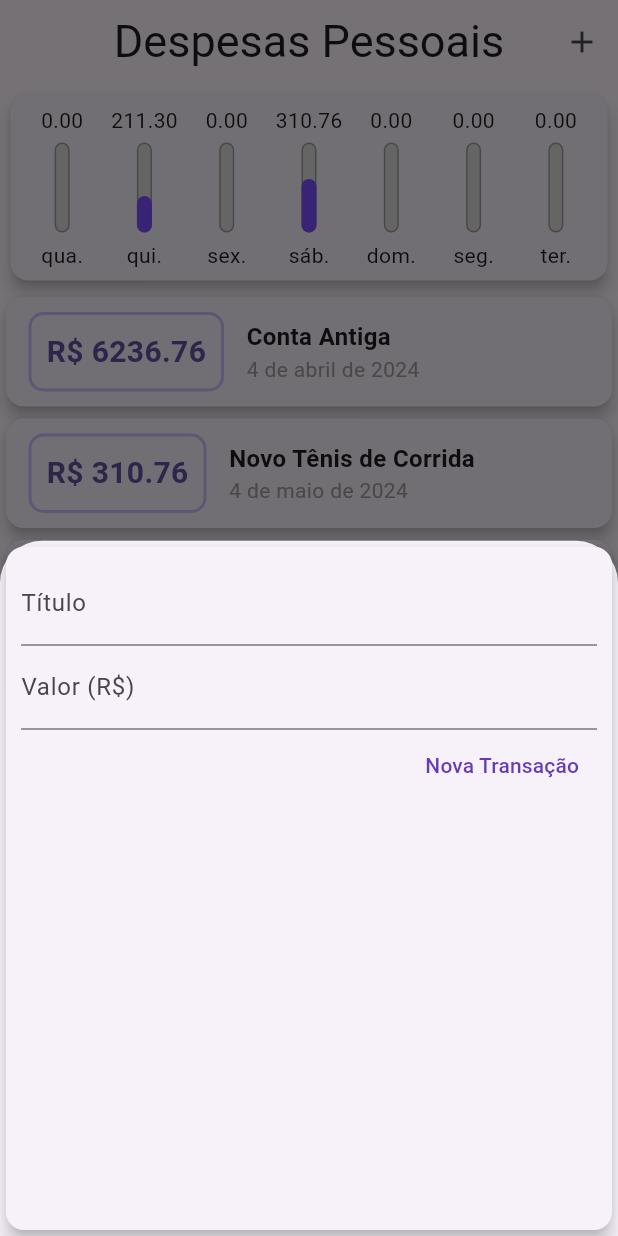
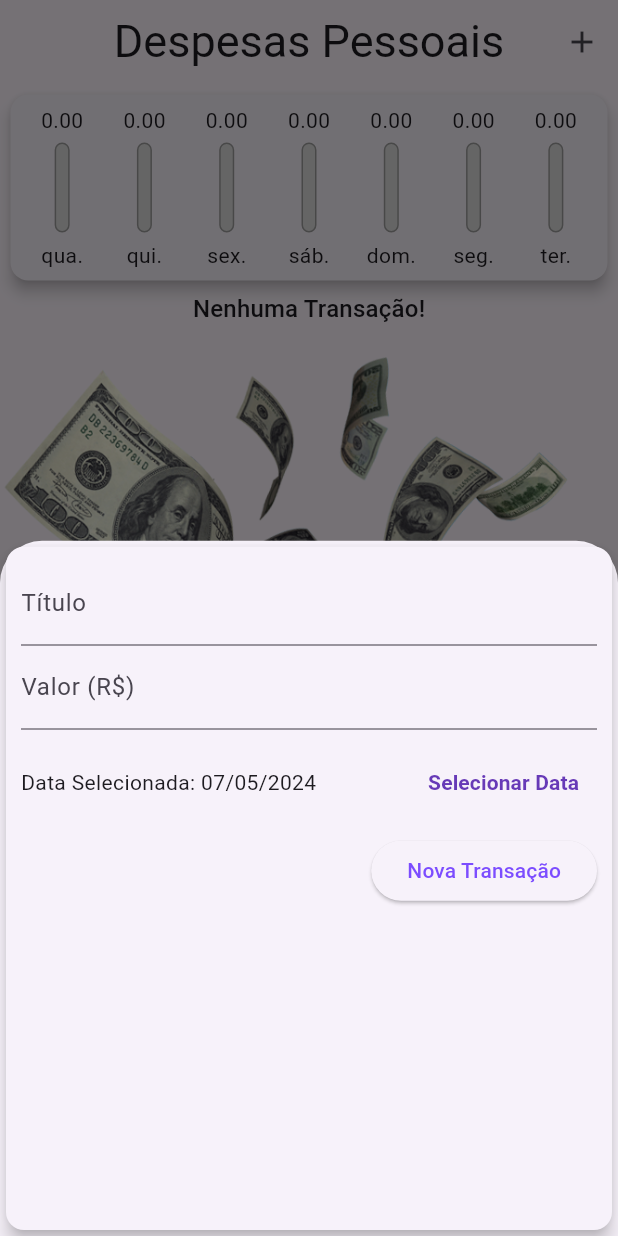
Before and after one commit to franklinrosa/Despesas_Pessoais, a Flutter app: the screen it shows after launch, after a tap on the "add" icon, on a phone screen of 412 x 824 dp. Run offline on Flutter 3.47's test engine with Material 3 defaults, Android fonts, the phone set to English and light mode, and no system bars; Roboto replaces fonts that are missing (Rocker).

Commit message:
atualizacao1 06/05/24

```diff
--- a/expenses/lib/components/components/chart_bar.dart
+++ b/expenses/lib/components/components/chart_bar.dart
@@ -1,5 +1,4 @@
 import 'package:flutter/material.dart';
-import 'package:flutter/widgets.dart';
 
 class ChartBar extends StatelessWidget {
   final String? label;
@@ -17,9 +16,12 @@ class ChartBar extends StatelessWidget {
   Widget build(BuildContext context) {
     return Column(
       children: [
-        FittedBox(
-          child: Text(
-            value!.toStringAsFixed(2),
+        SizedBox(
+          height: 20,
+          child: FittedBox(
+            child: Text(
+              value!.toStringAsFixed(2),
+            ),
           ),
         ),
         const SizedBox(height: 5),
--- a/expenses/lib/components/transaction_form.dart
+++ b/expenses/lib/components/transaction_form.dart
@@ -1,7 +1,8 @@
 import 'package:flutter/material.dart';
+import 'package:intl/intl.dart';
 
 class TransactionForm extends StatefulWidget {
-  final void Function(String, double) onSubmit;
+  final void Function(String, double, DateTime) onSubmit;
   const TransactionForm(this.onSubmit, {super.key});
 
   @override
@@ -9,20 +10,36 @@ class TransactionForm extends StatefulWidget {
 }
 
 class _TransactionFormState extends State<TransactionForm> {
-  //TransactionForm({super.key});
-  final titleController = TextEditingController();
-
-  final valueController = TextEditingController();
+  final _titleController = TextEditingController();
+  final _valueController = TextEditingController();
+  DateTime? _selectedDate = DateTime.now();
 
   _submitForm() {
-    final title = titleController.text;
-    final value = double.tryParse(valueController.text) ?? 0.0;
+    final title = _titleController.text;
+    final value = double.tryParse(_valueController.text) ?? 0;
 
-    if (title.isEmpty || value <= 0) {
+    if (title.isEmpty || value <= 0 || _selectedDate == null) {
       return;
     }
 
-    widget.onSubmit(title, value);
+    widget.onSubmit(title, value, _selectedDate!);
+  }
+
+  _showDatePicker() {
+    showDatePicker(
+      context: context,
+      initialDate: DateTime.now(),
+      firstDate: DateTime(2019),
+      lastDate: DateTime.now(),
+    ).then((pickedDate) {
+      if (pickedDate == null) {
+        return;
+      }
+
+      setState(() {
+        _selectedDate = pickedDate;
+      });
+    });
   }
 
   @override
@@ -34,14 +51,14 @@ class _TransactionFormState extends State<TransactionForm> {
         child: Column(
           children: [
             TextField(
-              controller: titleController,
+              controller: _titleController,
               onSubmitted: (_) => _submitForm,
               decoration: const InputDecoration(
                 labelText: "Título",
               ),
             ),
             TextField(
-              controller: valueController,
+              controller: _valueController,
               keyboardType:
                   //teclado numerico para IOs não aparece as opções, por isso esse widget
                   const TextInputType.numberWithOptions(decimal: true),
@@ -50,16 +67,42 @@ class _TransactionFormState extends State<TransactionForm> {
                 labelText: "Valor (R\$)",
               ),
             ),
+            SizedBox(
+              height: 70,
+              child: Row(
+                children: [
+                  Expanded(
+                    child: Text(
+                      _selectedDate == null
+                          ? 'Nenhuma Data selecionada!'
+                          : 'Data Selecionada: ${DateFormat('dd/MM/y').format(_selectedDate!)}',
+                    ),
+                  ),
+                  TextButton(
+                    style: TextButton.styleFrom(
+                      foregroundColor: Colors.deepPurple,
+                    ),
+                    onPressed: _showDatePicker,
+                    child: const Text(
+                      'Selecionar Data',
+                      style: TextStyle(
+                        fontWeight: FontWeight.bold,
+                      ),
+                    ),
+                  ),
+                ],
+              ),
+            ),
             Row(
               mainAxisAlignment: MainAxisAlignment.end,
               children: [
-                TextButton(
+                ElevatedButton(
                   onPressed: _submitForm,
                   child: const Text(
                     "Nova Transação",
                     //selectionColor: Colors.purple,
                     style: TextStyle(
-                      color: Colors.deepPurple,
+                      color: Colors.deepPurpleAccent,
                     ),
                   ),
                 ),
--- a/expenses/lib/components/transaction_list.dart
+++ b/expenses/lib/components/transaction_list.dart
@@ -4,8 +4,9 @@ import 'package:intl/intl.dart';
 
 class TransactionList extends StatelessWidget {
   final List<Transaction> transactions;
+  final void Function(String) onRemove;
 
-  const TransactionList(this.transactions, {Key? key}) : super(key: key);
+  const TransactionList(this.transactions, this.onRemove, {super.key});
 
   @override
   Widget build(BuildContext context) {
@@ -14,7 +15,7 @@ class TransactionList extends StatelessWidget {
       child: transactions.isEmpty
           ? Column(
               crossAxisAlignment: CrossAxisAlignment.center,
-              mainAxisAlignment: MainAxisAlignment.center,
+              mainAxisAlignment: MainAxisAlignment.start,
               children: [
                 Text(
                   'Nenhuma Transação!',
@@ -37,51 +38,37 @@ class TransactionList extends StatelessWidget {
               itemBuilder: (ctx, index) {
                 final tr = transactions[index];
                 return Card(
-                  elevation: 4,
-                  child: Row(
-                    children: [
-                      Container(
+                  elevation: 5,
                   margin: const EdgeInsets.symmetric(
-                          horizontal: 15,
-                          vertical: 10,
+                    vertical: 8,
+                    horizontal: 5,
                   ),
-                        decoration: BoxDecoration(
-                          borderRadius: BorderRadius.circular(10),
-                          border: Border.all(
-                            color: Theme.of(context).colorScheme.inversePrimary,
-                            width: 2,
-                          ),
-                        ),
-                        padding: const EdgeInsets.all(10),
-                        child: Text(
-                          'R\$ ${tr.value.toStringAsFixed(2)}',
-                          style: TextStyle(
-                            fontWeight: FontWeight.bold,
-                            fontSize: 20,
-                            color: Theme.of(context).colorScheme.primary,
+                  child: ListTile(
+                    leading: CircleAvatar(
+                      backgroundColor: const Color.fromARGB(255, 53, 30, 92),
+                      radius: 35,
+                      child: Padding(
+                        padding: const EdgeInsets.all(6.0),
+                        child: FittedBox(
+                          child: Text('R\$${tr.value.toStringAsFixed(2)}'),
                         ),
                       ),
                     ),
-                      Column(
-                        crossAxisAlignment: CrossAxisAlignment.start,
-                        children: [
-                          Text(
+                    title: Text(
                       tr.title,
-                            style: const TextStyle(
-                              fontSize: 16,
-                              fontWeight: FontWeight.bold,
+                      style: Theme.of(context).textTheme.titleMedium,
                     ),
-                          ),
-                          Text(
-                            DateFormat("d 'de' MMMM 'de' y", 'pt_BR')
-                                .format(tr.date),
+                    subtitle: Text(
+                      DateFormat("d 'de' MMMM 'de' y", 'pt_BR').format(tr.date),
                       style: const TextStyle(
                         color: Colors.grey,
                       ),
                     ),
-                        ],
+                    trailing: IconButton(
+                      icon: const Icon(Icons.delete),
+                      color: Colors.deepPurpleAccent,
+                      onPressed: () => onRemove(tr.id),
                     ),
-                    ],
                   ),
                 );
               },
--- a/expenses/lib/main.dart
+++ b/expenses/lib/main.dart
@@ -49,26 +49,7 @@ class MyHomePage extends StatefulWidget {
 }
 
 class _MyHomePageState extends State<MyHomePage> {
-  final List<Transaction> _transactions = [
-    Transaction(
-      id: 't0',
-      title: 'Conta Antiga',
-      value: 6236.76,
-      date: DateTime.now().subtract(const Duration(days: 33)),
-    ),
-    Transaction(
-      id: 't1',
-      title: 'Novo Tênis de Corrida',
-      value: 310.76,
-      date: DateTime.now().subtract(const Duration(days: 3)),
-    ),
-    Transaction(
-      id: 't2',
-      title: 'Conta de Luz',
-      value: 211.30,
-      date: DateTime.now().subtract(const Duration(days: 5)),
-    ),
-  ];
+  final List<Transaction> _transactions = [];
 
   List<Transaction> get _recentTransactions {
     return _transactions.where((tr) {
@@ -80,12 +61,12 @@ class _MyHomePageState extends State<MyHomePage> {
     }).toList();
   }
 
-  _addTransaction(String title, double value) {
+  _addTransaction(String title, double value, DateTime date) {
     final newTransaction = Transaction(
       id: Random().nextDouble().toString(),
       title: title,
       value: value,
-      date: DateTime.now(),
+      date: date,
     );
 
     setState(() {
@@ -93,6 +74,12 @@ class _MyHomePageState extends State<MyHomePage> {
     });
 
     Navigator.of(context).pop();
+  }
+
+  _removeTransaction(String id) {
+    setState(() {
+      _transactions.removeWhere((tr) => tr.id == id);
+    });
   }
 
   _openTransactionFormModal(BuildContext context) {
@@ -129,7 +116,7 @@ class _MyHomePageState extends State<MyHomePage> {
           crossAxisAlignment: CrossAxisAlignment.stretch,
           children: [
             Chart(_recentTransactions),
-            TransactionList(_transactions),
+            TransactionList(_transactions, _removeTransaction),
           ],
         ),
       ),
```
Also changed, not shown: expenses/assets/resume-curriculum-vitae-design-template-cd5136dd58591765d75125a12226d1cd_screen.jpg (added). Lines whose indentation alone changed are shown as unchanged.
